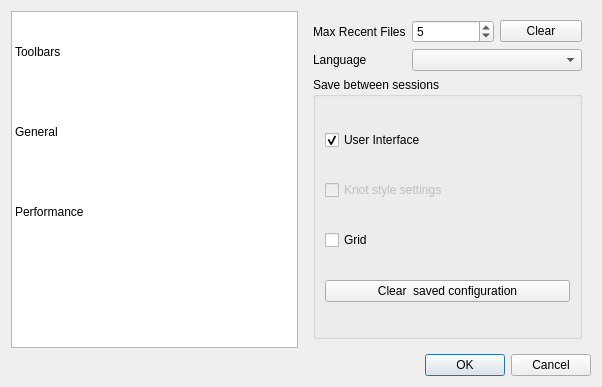
The window that src/dialogs/dialog_preferences.ui (mbasaglia/Knotter) describes before a commit, drawn with Qt 5.
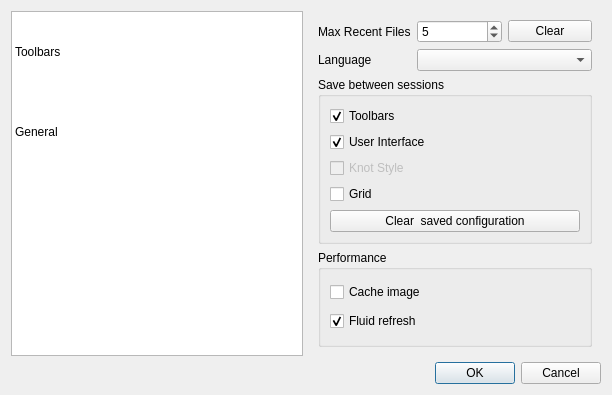
The same window after the commit. The open tabs and pages were chosen to show the change. Icons and pictures are not drawn. Custom widgets are drawn as their Qt base class.

Commit message: Toggle Toolbar preferences

```diff
--- a/src/dialogs/dialog_preferences.ui
+++ b/src/dialogs/dialog_preferences.ui
@@ -6,8 +6,8 @@
    <rect>
     <x>0</x>
     <y>0</y>
-    <width>602</width>
-    <height>387</height>
+    <width>612</width>
+    <height>395</height>
    </rect>
   </property>
   <property name="windowTitle">
@@ -90,11 +90,6 @@
          <string/>
         </property>
        </row>
-       <row>
-        <property name="text">
-         <string/>
-        </property>
-       </row>
        <column>
         <property name="text">
          <string/>
@@ -126,19 +121,6 @@
          <set>ItemIsSelectable|ItemIsEnabled</set>
         </property>
        </item>
-       <item row="2" column="0">
-        <property name="text">
-         <string>Performance</string>
-        </property>
-        <property name="icon">
-         <iconset theme="preferences-system-performance">
-          <normaloff/>
-         </iconset>
-        </property>
-        <property name="flags">
-         <set>ItemIsSelectable|ItemIsEnabled</set>
-        </property>
-       </item>
       </widget>
      </item>
      <item>
@@ -244,6 +226,19 @@
             <string>Save between sessions</string>
            </property>
            <layout class="QVBoxLayout" name="verticalLayout_2">
+            <item>
+             <widget class="QCheckBox" name="check_save_toolbars">
+              <property name="toolTip">
+               <string>Save the customized toolbar buttons</string>
+              </property>
+              <property name="text">
+               <string>Toolbars</string>
+              </property>
+              <property name="checked">
+               <bool>true</bool>
+              </property>
+             </widget>
+            </item>
             <item>
              <widget class="QCheckBox" name="check_save_geometry">
               <property name="toolTip">
@@ -263,7 +258,7 @@
                <bool>false</bool>
               </property>
               <property name="text">
-               <string>Knot style settings</string>
+               <string>Knot Style</string>
               </property>
              </widget>
             </item>
@@ -287,11 +282,13 @@
            </layout>
           </widget>
          </item>
-        </layout>
-       </widget>
-       <widget class="QWidget" name="page_performance">
-        <layout class="QGridLayout" name="gridLayout_3">
-         <item row="0" column="0">
+         <item row="3" column="0" colspan="3">
+          <widget class="QGroupBox" name="groupBox_3">
+           <property name="title">
+            <string>Performance</string>
+           </property>
+           <layout class="QVBoxLayout" name="verticalLayout_3">
+            <item>
           <widget class="QCheckBox" name="check_cache_image">
            <property name="toolTip">
             <string>Enable caching of the rendered knot image</string>
@@ -304,7 +301,7 @@
            </property>
           </widget>
          </item>
-         <item row="1" column="0" colspan="2">
+            <item>
           <widget class="QCheckBox" name="check_fluid_refresh">
            <property name="toolTip">
             <string>Redraw the knot while moving nodes</string>
@@ -320,18 +317,8 @@
            </property>
           </widget>
          </item>
-         <item row="2" column="0">
-          <spacer name="verticalSpacer">
-           <property name="orientation">
-            <enum>Qt::Vertical</enum>
-           </property>
-           <property name="sizeHint" stdset="0">
-            <size>
-             <width>20</width>
-             <height>40</height>
-            </size>
-           </property>
-          </spacer>
+           </layout>
+          </widget>
          </item>
         </layout>
        </widget>
```
Left out of the diff: 6 changed lines with no effect on the pictures. Lines whose indentation alone changed are shown as unchanged. The commit also changes 8 other files.
